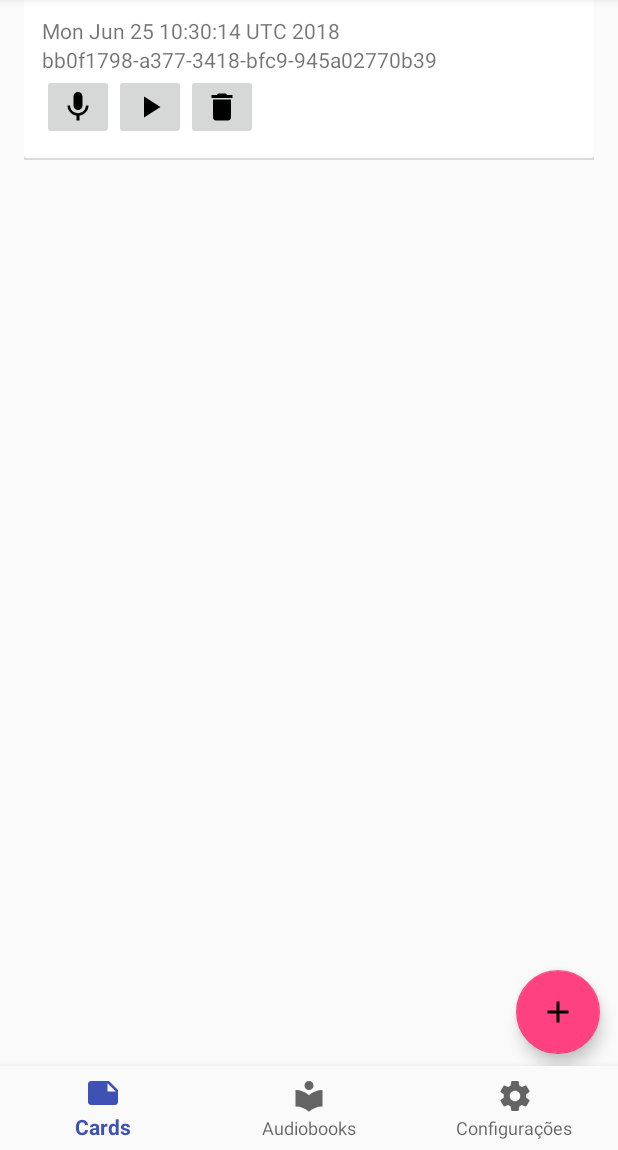
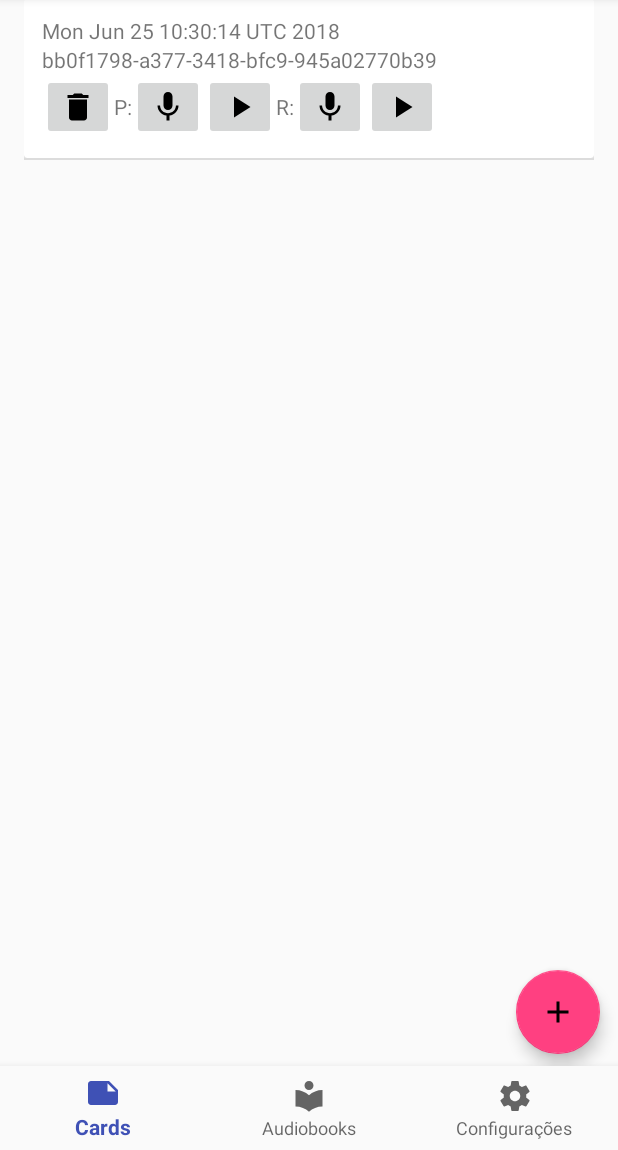
Before and after one commit to rpagliuca/android-audio-flashcards, an Android app: the screen it shows after launch (CardsActivity), after a tap on an icon or button, on a phone screen of 412 x 824 dp, the part 86-1236 px from its top. Run offline under Robolectric (Android 15) with nearby library versions, the phone set to English and light mode, and no system bars; our stand-ins replace Room's generated code.

```diff
--- a/app/src/main/java/br/com/devser/audioflashcards/business/CardAdapter.java
+++ b/app/src/main/java/br/com/devser/audioflashcards/business/CardAdapter.java
@@ -1,5 +1,7 @@
 package br.com.devser.audioflashcards.business;
 
+import android.app.AlertDialog;
+import android.content.DialogInterface;
 import android.util.Log;
 import android.view.View;
 import android.view.ViewGroup;
@@ -46,7 +48,8 @@ public class CardAdapter extends BaseAdapter {
                 .inflate(R.layout.cardview_card, parent, false);
 
         log("Adapter getView " + card.getId());
-        final AudioRecord audioRecord = new AudioRecord(act, card.getId());
+        final AudioRecord audioRecordQuestion = new AudioRecord(act, card.getId() + "_question");
+        final AudioRecord audioRecordAnswer = new AudioRecord(act, card.getId() + "_answer");
 
         /* Print values */
         if (card.getDate() != null) {
@@ -58,24 +61,45 @@ public class CardAdapter extends BaseAdapter {
         (view.findViewById(R.id.btn_delete)).setOnClickListener(new View.OnClickListener() {
             @Override
             public void onClick(View v) {
-                act.db.cardDao().delete(card);
-                act.refreshList();
+                deleteConfirmation(new MyDeletableCallbackInterface() {
+                    @Override
+                    public void onConfirmDelete() {
+                        act.db.cardDao().delete(card);
+                        act.refreshList();
+                    }
+                });
             }
         });
 
-        /* Record button */
-        (view.findViewById(R.id.btn_record)).setOnClickListener(new View.OnClickListener() {
+        /* Record question button */
+        (view.findViewById(R.id.btn_record_question)).setOnClickListener(new View.OnClickListener() {
             @Override
             public void onClick(View v) {
-                audioRecord.toggleRecording((ImageButton) v);
+                audioRecordQuestion.toggleRecording((ImageButton) v);
             }
         });
 
-        /* Play button */
-        (view.findViewById(R.id.btn_play)).setOnClickListener(new View.OnClickListener() {
+        /* Record answer button */
+        (view.findViewById(R.id.btn_record_answer)).setOnClickListener(new View.OnClickListener() {
             @Override
             public void onClick(View v) {
-                audioRecord.togglePlay((ImageButton) v);
+                audioRecordAnswer.toggleRecording((ImageButton) v);
+            }
+        });
+
+        /* Play question button */
+        (view.findViewById(R.id.btn_play_question)).setOnClickListener(new View.OnClickListener() {
+            @Override
+            public void onClick(View v) {
+                audioRecordQuestion.togglePlay((ImageButton) v);
+            }
+        });
+
+        /* Play answer button */
+        (view.findViewById(R.id.btn_play_answer)).setOnClickListener(new View.OnClickListener() {
+            @Override
+            public void onClick(View v) {
+                audioRecordAnswer.togglePlay((ImageButton) v);
             }
         });
 
@@ -85,4 +109,35 @@ public class CardAdapter extends BaseAdapter {
     private void log(String msg) {
         //Log.d(LOG_TAG, msg);
     }
+
+    private void deleteConfirmation(final MyDeletableCallbackInterface deletable)
+    {
+        AlertDialog myQuittingDialogBox = new AlertDialog.Builder(act)
+                //set message, title, and icon
+                .setTitle("Excluir")
+                .setMessage("Deseja mesmo excluir?")
+                .setIcon(R.drawable.ic_delete_black_24dp)
+
+                .setPositiveButton("Excluir", new DialogInterface.OnClickListener() {
+
+                    public void onClick(DialogInterface dialog, int whichButton) {
+                        deletable.onConfirmDelete();
+                        dialog.dismiss();
+                    }
+
+                })
+                .setNegativeButton("Voltar", new DialogInterface.OnClickListener() {
+                    public void onClick(DialogInterface dialog, int which) {
+
+                        dialog.dismiss();
+
+                    }
+                })
+                .create();
+        myQuittingDialogBox.show();
+    }
+
+    interface MyDeletableCallbackInterface {
+        void onConfirmDelete();
+    }
 }
--- a/app/src/main/res/layout/cardview_card.xml
+++ b/app/src/main/res/layout/cardview_card.xml
@@ -38,26 +38,65 @@
                 android:layout_height="wrap_content"
                 android:orientation="horizontal"
                 >
-                <ImageButton
-                    android:id="@+id/btn_record"
-                    android:layout_width="wrap_content"
-                    android:layout_height="wrap_content"
-                    android:src="@drawable/ic_mic_black_24dp"
-                    />
-                <ImageButton
-                    android:id="@+id/btn_play"
-                    android:layout_width="wrap_content"
-                    android:layout_height="wrap_content"
-                    android:src="@drawable/ic_play_arrow_black_24dp"
-                    />
+
                 <ImageButton
                     android:id="@+id/btn_delete"
                     android:layout_width="wrap_content"
                     android:layout_height="wrap_content"
                     android:src="@drawable/ic_delete_black_24dp"
                     />
+
+                <LinearLayout
+                    android:layout_width="wrap_content"
+                    android:layout_height="wrap_content"
+                    android:orientation="horizontal"
+                    >
+                    <TextView
+                        android:layout_width="wrap_content"
+                        android:layout_height="wrap_content"
+                        android:text="P:"
+                        android:layout_gravity="center"
+                        />
+                    <ImageButton
+                        android:id="@+id/btn_record_question"
+                        android:layout_width="wrap_content"
+                        android:layout_height="wrap_content"
+                        android:src="@drawable/ic_mic_black_24dp"
+                        />
+                    <ImageButton
+                        android:id="@+id/btn_play_question"
+                        android:layout_width="wrap_content"
+                        android:layout_height="wrap_content"
+                        android:src="@drawable/ic_play_arrow_black_24dp"
+                        />
+                </LinearLayout>
+
+                <LinearLayout
+                    android:layout_width="wrap_content"
+                    android:layout_height="wrap_content"
+                    android:orientation="horizontal"
+                    >
+                    <TextView
+                        android:layout_width="wrap_content"
+                        android:layout_height="wrap_content"
+                        android:text="R:"
+                        android:layout_gravity="center"
+                        />
+                    <ImageButton
+                        android:id="@+id/btn_record_answer"
+                        android:layout_width="wrap_content"
+                        android:layout_height="wrap_content"
+                        android:src="@drawable/ic_mic_black_24dp"
+                        />
+                    <ImageButton
+                        android:id="@+id/btn_play_answer"
+                        android:layout_width="wrap_content"
+                        android:layout_height="wrap_content"
+                        android:src="@drawable/ic_play_arrow_black_24dp"
+                        />
+                </LinearLayout>
+
             </LinearLayout>
-
 
         </LinearLayout>
 
```
Also changed, not shown: app/src/main/java/br/com/devser/audioflashcards/controller/CardsActivity.java (+7 -0 lines).
